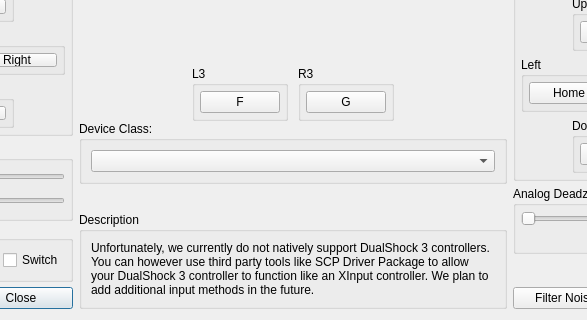
Above: rpcs3/rpcs3qt/pad_settings_dialog.ui from RPCS3/rpcs3 before the change; both pictures show x 206 to 793 and y 320 to 640 of the 1044 by 640 pixel window. Below: the same form after it.
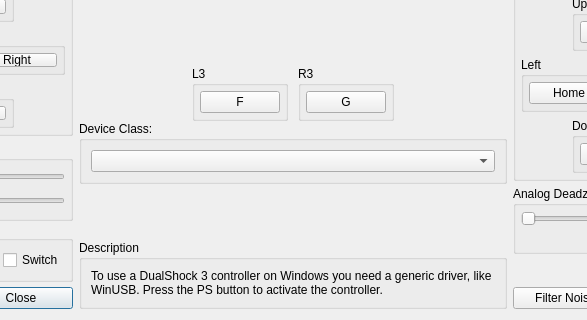
That is the form after the change. Icons and pictures are not drawn.

Commit message: Update DualShock 3 warning

What changed in the file:
```diff
--- a/rpcs3/rpcs3qt/pad_settings_dialog.ui
+++ b/rpcs3/rpcs3qt/pad_settings_dialog.ui
@@ -1502,7 +1502,7 @@
            <item>
             <widget class="QLabel" name="l_description">
              <property name="text">
-              <string>Unfortunately, we currently do not natively support DualShock 3 controllers. You can however use third party tools like SCP Driver Package to allow your DualShock 3 controller to function like an XInput controller. We plan to add additional input methods in the future.</string>
+              <string>To use a DualShock 3 controller on Windows you need a generic driver, like WinUSB. Press the PS button to activate the controller.</string>
              </property>
              <property name="textFormat">
               <enum>Qt::PlainText</enum>
```
